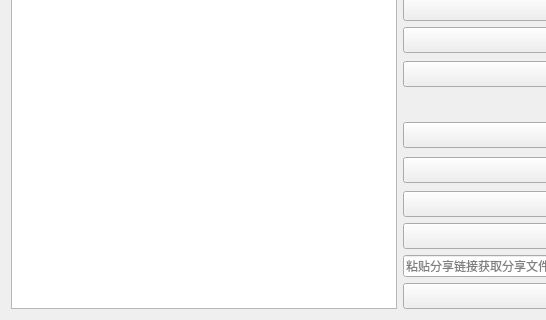
The window that Client/file.ui (23Lm-star/QT-) describes before a commit, drawn with Qt 5; both pictures show x 0 to 546 and y 147 to 467 of the 800 by 467 pixel window.
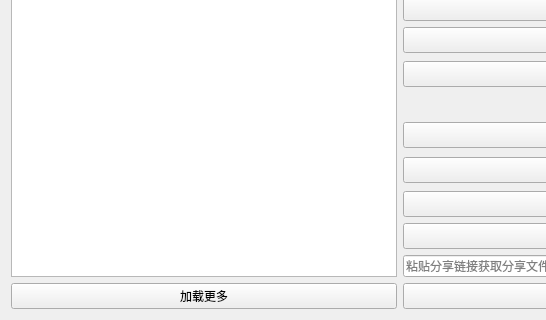
The same window after the commit. Icons and pictures are not drawn.

Commit message: feat(list): REQ-PAGE-FETCH-001 用户列表语义变更与全量拉取分页＋全量审计整改

Diff of the .ui file:
```diff
--- a/Client/file.ui
+++ b/Client/file.ui
@@ -35,7 +35,18 @@
    <item>
     <layout class="QHBoxLayout" name="horizontalLayout">
      <item>
-      <widget class="QListWidget" name="file_LW"/>
+      <layout class="QVBoxLayout" name="fileListLayout">
+       <item>
+        <widget class="QListWidget" name="file_LW"/>
+       </item>
+       <item>
+        <widget class="QPushButton" name="loadMore_PB">
+         <property name="text">
+          <string>加载更多</string>
+         </property>
+        </widget>
+       </item>
+      </layout>
      </item>
      <item>
       <layout class="QVBoxLayout" name="verticalLayout">
```
The commit also changes 60 other files.
